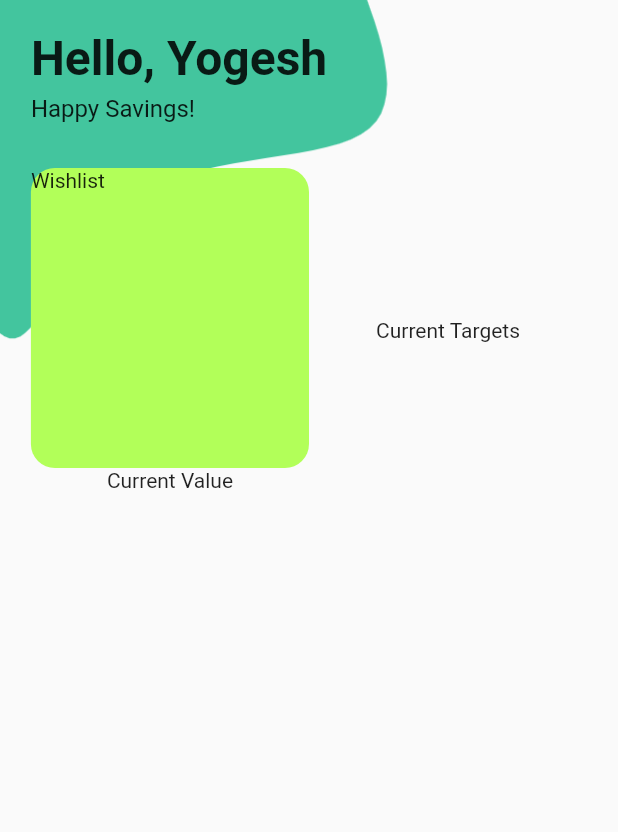
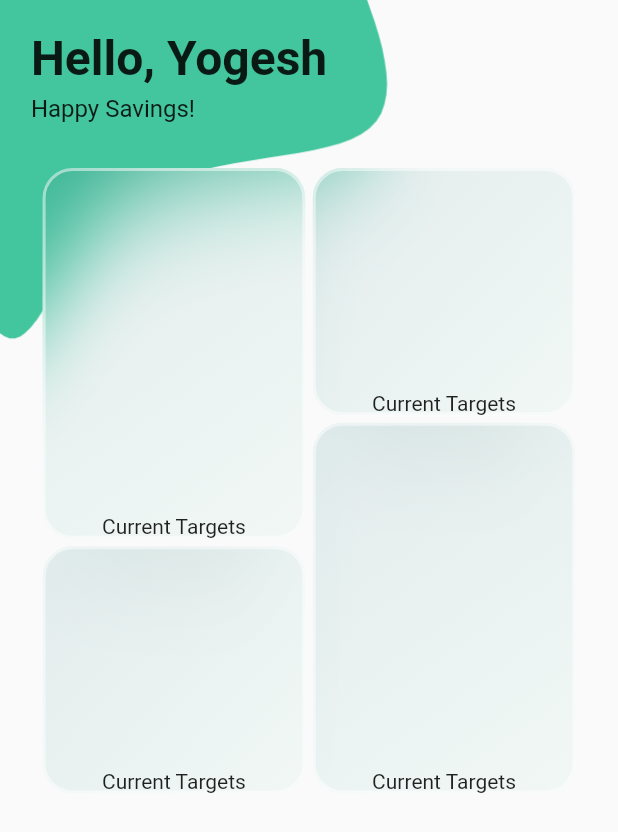
Before and after one commit to YogeshUpdhyay/savings_target, a Flutter app: the screen it shows after launch, on a phone screen of 412 x 824 dp. Shown: the top 832 px of the screen. Run offline on Flutter 3.47's test engine with Material 2 defaults, Android fonts, the phone set to English and light mode, and no system bars; drawn by our look-alikes of glassmorphism; our stand-ins replace font_awesome_flutter, google_fonts; missing offline and left inert: ms_undraw.

Commit message:
index view updated

```diff
--- a/lib/views/index.dart
+++ b/lib/views/index.dart
@@ -1,5 +1,6 @@
 import 'package:flutter/material.dart';
 import 'package:google_fonts/google_fonts.dart';
+import 'package:glassmorphism/glassmorphism.dart';
 
 class Index extends StatefulWidget {
   const Index({ Key? key }) : super(key: key);
@@ -48,31 +49,134 @@ class _IndexState extends State<Index> {
                   ),
                   SizedBox(height: 30.0,),
                   Row(
+                    mainAxisAlignment: MainAxisAlignment.center,
                     children: [
-                      Container(
-                        child: Column(
-                          children: [
-                            Container(
-                              width: size.width*0.45,
-                              height: 200,
-                              decoration: BoxDecoration(
-                                borderRadius: BorderRadius.circular(16.0),
-                                color: Colors.lightGreenAccent
-                              ),
-                              child: Text("Wishlist"),
-
+                      Column(
+                        children: [
+                          GlassmorphicContainer(
+                            width: size.width*0.425,
+                            height: size.height*0.3,
+                            borderRadius: 20,
+                            blur: 20,
+                            alignment: Alignment.bottomCenter,
+                            border: 2,
+                            linearGradient: LinearGradient(
+                              begin: Alignment.topLeft,
+                              end: Alignment.bottomRight,
+                              colors: [
+                                Color(0xff1f727a).withOpacity(0.1),
+                                Color(0xff43c59e).withOpacity(0.05),
+                              ],
+                              stops: [
+                                0.1,
+                                1,
+                              ]
                             ),
-                            Text("Current Value")
-                          ],
-                        ),
+                            borderGradient: LinearGradient(
+                              begin: Alignment.topLeft,
+                              end: Alignment.bottomRight,
+                              colors: [
+                                Color(0xFFffffff).withOpacity(0.5),
+                                Color((0xFFFFFFFF)).withOpacity(0.5),
+                              ],
+                            ),
+                            child: Text("Current Targets")
+                          ),
+                          SizedBox(height: 5.0,),
+                          GlassmorphicContainer(
+                            width: size.width*0.425,
+                            height: size.height*0.2,
+                            borderRadius: 20,
+                            blur: 20,
+                            alignment: Alignment.bottomCenter,
+                            border: 2,
+                            linearGradient: LinearGradient(
+                              begin: Alignment.topLeft,
+                              end: Alignment.bottomRight,
+                              colors: [
+                                Color(0xff1f727a).withOpacity(0.1),
+                                Color(0xff43c59e).withOpacity(0.05),
+                              ],
+                              stops: [
+                                0.1,
+                                1,
+                              ]
+                            ),
+                            borderGradient: LinearGradient(
+                              begin: Alignment.topLeft,
+                              end: Alignment.bottomRight,
+                              colors: [
+                                Color(0xFFffffff).withOpacity(0.5),
+                                Color((0xFFFFFFFF)).withOpacity(0.5),
+                              ],
+                            ),
+                            child: Text("Current Targets")
+                          ),
+                        ],
                       ),
-                      Container(
-                        width: size.width*0.45,
-                        child: Column(
-                          children: [
-                            Text("Current Targets"),
-                          ],
-                        ),
+                      SizedBox(width: 5.0,),
+                      Column(
+                        children: [
+                          GlassmorphicContainer(
+                            width: size.width*0.425,
+                            height: size.height*0.2,
+                            borderRadius: 20,
+                            blur: 20,
+                            alignment: Alignment.bottomCenter,
+                            border: 2,
+                            linearGradient: LinearGradient(
+                              begin: Alignment.topLeft,
+                              end: Alignment.bottomRight,
+                              colors: [
+                                Color(0xff1f727a).withOpacity(0.1),
+                                Color(0xff43c59e).withOpacity(0.05),
+                              ],
+                              stops: [
+                                0.1,
+                                1,
+                              ]
+                            ),
+                            borderGradient: LinearGradient(
+                              begin: Alignment.topLeft,
+                              end: Alignment.bottomRight,
+                              colors: [
+                                Color(0xFFffffff).withOpacity(0.5),
+                                Color((0xFFFFFFFF)).withOpacity(0.5),
+                              ],
+                            ),
+                            child: Text("Current Targets")
+                          ),
+                          SizedBox(height: 5.0,),
+                          GlassmorphicContainer(
+                            width: size.width*0.425,
+                            height: size.height*0.3,
+                            borderRadius: 20,
+                            blur: 20,
+                            alignment: Alignment.bottomCenter,
+                            border: 2,
+                            linearGradient: LinearGradient(
+                              begin: Alignment.topLeft,
+                              end: Alignment.bottomRight,
+                              colors: [
+                                Color(0xff1f727a).withOpacity(0.1),
+                                Color(0xff43c59e).withOpacity(0.05),
+                              ],
+                              stops: [
+                                0.1,
+                                1,
+                              ]
+                            ),
+                            borderGradient: LinearGradient(
+                              begin: Alignment.topLeft,
+                              end: Alignment.bottomRight,
+                              colors: [
+                                Color(0xFFffffff).withOpacity(0.5),
+                                Color((0xFFFFFFFF)).withOpacity(0.5),
+                              ],
+                            ),
+                            child: Text("Current Targets")
+                          ),
+                        ],
                       )
                     ],
                   )
--- a/pubspec.yaml
+++ b/pubspec.yaml
@@ -33,6 +33,7 @@ dependencies:
   dio: ^4.0.0
   ms_undraw: ^3.0.0+0
   font_awesome_flutter: ^9.1.0
+  glassmorphism: ^2.0.1
 
 dev_dependencies:
   flutter_test:
```
Also changed, not shown: pubspec.lock.
